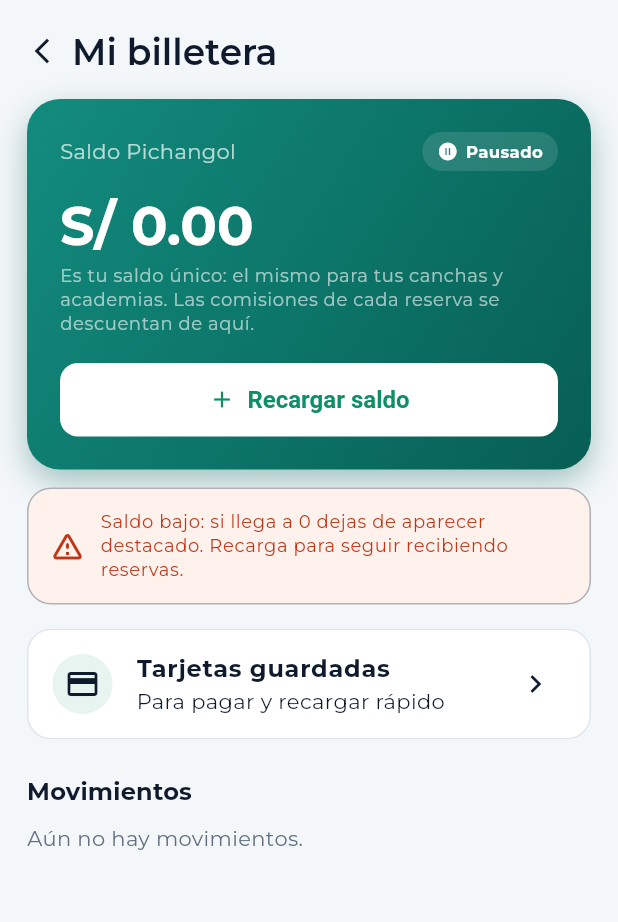
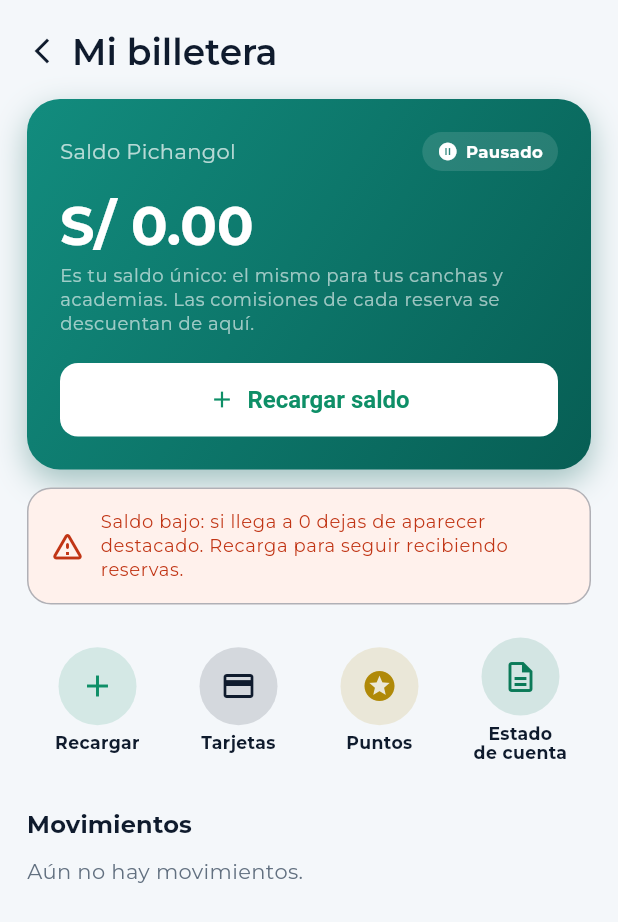
Before and after one commit to dcalagua/canchas-app-lima, a Flutter app: the CuentaScreen screen opened directly, on a phone screen of 412 x 824 dp. Shown: the top 922 px of the screen. Run offline on Flutter 3.47's test engine with Material 3 defaults, Android fonts, the phone set to English and light mode, and no system bars; our stand-ins replace app_links, audioplayers, cached_network_image, file_picker, firebase_core, firebase_messaging and 20 more; missing offline and left inert: android_intent_plus, flutter_callkit_incoming, flutter_webrtc, google_mlkit_text_recognition, record; accounts and stored records are empty.

Commit message:
Billetera fase 1: cara de billetera digital (estilo Yape/Deuna)
Aprobado por el director (vision: billetera cerrada con experiencia de
billetera digital; promos y recargas QR en fases siguientes):

- Fila de ACCIONES RAPIDAS bajo la tarjeta de saldo: Recargar /
  Tarjetas / Puntos (con insignia del saldo de puntos) / Estado de
  cuenta - botones circulares con burbuja de color, como Yape.
- Los PUNTOS viven tambien en la billetera (saldo y puntos en una sola
  casa; abre Mis puntos).
- Notificacion del sistema 'Recarga acreditada ✅ +S/ X · nuevo saldo'
  al recargar (comprobante inmediato tipo billetera digital), ademas
  del snackbar.
- La tarjeta heroe de saldo y los movimientos agrupados por dia quedan
  igual (ya eran wallet-like); se quita el ListTile suelto de tarjetas
  y el link chico de estado de cuenta (ahora son acciones).

Co-Authored-By: Claude <noreply@anthropic.com>

```diff
--- a/lib/screens/cuenta_screen.dart
+++ b/lib/screens/cuenta_screen.dart
@@ -6,9 +6,11 @@ import 'package:printing/printing.dart';
 import '../models/models.dart';
 import '../services/pagos_service.dart';
 import '../services/payments_service.dart';
+import '../services/recordatorio_service.dart';
 import '../state/app_state.dart';
 import '../theme.dart';
 import 'metodos_pago_screen.dart';
+import 'mis_puntos_screen.dart';
 import 'pago_sheet.dart';
 import 'recargar_saldo_screen.dart';
 import '../utils/moneda.dart';
@@ -130,45 +132,52 @@ class _CuentaScreenState extends State<CuentaScreen> {
                 );
               }),
               const SizedBox(height: 16),
-              // Tarjetas guardadas (Culqi One-Click): parte de la billetera única.
-              Material(
-                color: Theme.of(context).colorScheme.surface,
-                borderRadius: BorderRadius.circular(16),
-                child: ListTile(
-                  shape: RoundedRectangleBorder(
-                      borderRadius: BorderRadius.circular(16),
-                      side: BorderSide(color: trazo)),
-                  leading: const CircleAvatar(
-                      backgroundColor: limaSuave,
-                      child: Icon(Icons.credit_card, color: bosque)),
-                  title: const Text('Tarjetas guardadas',
-                      style: TextStyle(fontWeight: FontWeight.w700)),
-                  subtitle: const Text('Para pagar y recargar rápido'),
-                  trailing: const Icon(Icons.chevron_right),
-                  onTap: () => Navigator.of(context).push(MaterialPageRoute(
-                      builder: (_) => const MetodosPagoScreen())),
-                ),
+              // ACCIONES RÁPIDAS estilo billetera digital (Yape/Deuna): todo
+              // lo de la billetera a un tap, en fila de botones circulares.
+              Row(
+                children: [
+                  _AccionBilletera(
+                    icono: Icons.add,
+                    etiqueta: 'Recargar',
+                    color: lima,
+                    onTap: () => _abrirRecarga(context),
+                  ),
+                  _AccionBilletera(
+                    icono: Icons.credit_card,
+                    etiqueta: 'Tarjetas',
+                    color: bosque,
+                    onTap: () => Navigator.of(context).push(MaterialPageRoute(
+                        builder: (_) => const MetodosPagoScreen())),
+                  ),
+                  _AccionBilletera(
+                    icono: Icons.stars,
+                    etiqueta: 'Puntos',
+                    color: const Color(0xFFB08908),
+                    insignia: appState.misPuntosDisponibles,
+                    onTap: () => Navigator.of(context).push(MaterialPageRoute(
+                        builder: (_) => const MisPuntosScreen())),
+                  ),
+                  _AccionBilletera(
+                    icono: Icons.description_outlined,
+                    etiqueta: 'Estado\nde cuenta',
+                    color: teal,
+                    onTap: () {
+                      if (appState.movimientos.isEmpty) {
+                        ScaffoldMessenger.of(context).showSnackBar(
+                            const SnackBar(
+                                content: Text('Aún no hay movimientos.')));
+                        return;
+                      }
+                      _abrirEstadoCuenta(
+                          context, appState.monedaSaldoSimbolo);
+                    },
+                  ),
+                ],
               ),
               const SizedBox(height: 22),
-              Row(
-                children: [
-                  Expanded(
-                    child: Text('Movimientos',
-                        style: t.titleMedium
-                            ?.copyWith(fontWeight: FontWeight.w700)),
-                  ),
-                  if (appState.movimientos.isNotEmpty)
-                    TextButton.icon(
-                      onPressed: () => _abrirEstadoCuenta(
-                          context, appState.monedaSaldoSimbolo),
-                      icon: const Icon(Icons.download_outlined,
-                          size: 18, color: bosque),
-                      label: const Text('Estado de cuenta',
-                          style: TextStyle(
-                              color: bosque, fontWeight: FontWeight.w700)),
-                    ),
-                ],
-              ),
+              Text('Movimientos',
+                  style:
+                      t.titleMedium?.copyWith(fontWeight: FontWeight.w700)),
               const SizedBox(height: 10),
               if (appState.movimientos.isEmpty)
                 Text('Aún no hay movimientos.',
@@ -215,6 +224,15 @@ class _CuentaScreenState extends State<CuentaScreen> {
           MaterialPageRoute(builder: (_) => const RecargarSaldoScreen()));
       if (monto != null && monto > 0) {
         appState.recargar(monto); // refleja el saldo en la UI (autoritativo: backend)
+        // Notificación tipo billetera digital ("¡Yapeaste!"): comprobante
+        // inmediato en la bandeja del sistema, además del snackbar.
+        RecordatorioService.mostrarAhora(
+          clave: 'recarga_${DateTime.now().millisecondsSinceEpoch}',
+          titulo: 'Recarga acreditada ✅',
+          cuerpo:
+              '+${appState.monedaSaldoSimbolo} $monto a tu saldo Pichangol. '
+              'Nuevo saldo: ${appState.monedaSaldoSimbolo} ${appState.saldoClub}.',
+        );
         if (!context.mounted) return;
         ScaffoldMessenger.of(context).showSnackBar(SnackBar(
           backgroundColor: pino,
@@ -247,6 +265,83 @@ class _CuentaScreenState extends State<CuentaScreen> {
             );
           }
         },
+      ),
+    );
+  }
+}
+
+/// Botón circular de acción rápida de la billetera (estilo Yape/Deuna):
+/// ícono en burbuja de color + etiqueta abajo; [insignia] > 0 muestra el
+/// contador (p. ej. puntos disponibles).
+class _AccionBilletera extends StatelessWidget {
+  final IconData icono;
+  final String etiqueta;
+  final Color color;
+  final int insignia;
+  final VoidCallback onTap;
+  const _AccionBilletera({
+    required this.icono,
+    required this.etiqueta,
+    required this.color,
+    required this.onTap,
+    this.insignia = 0,
+  });
+
+  @override
+  Widget build(BuildContext context) {
+    return Expanded(
+      child: InkWell(
+        onTap: onTap,
+        borderRadius: BorderRadius.circular(16),
+        child: Padding(
+          padding: const EdgeInsets.symmetric(vertical: 6),
+          child: Column(
+            children: [
+              Stack(
+                clipBehavior: Clip.none,
+                children: [
+                  Container(
+                    width: 52,
+                    height: 52,
+                    decoration: BoxDecoration(
+                      color: color.withOpacity(0.14),
+                      shape: BoxShape.circle,
+                    ),
+                    child: Icon(icono, color: color, size: 24),
+                  ),
+                  if (insignia > 0)
+                    Positioned(
+                      right: -6,
+                      top: -4,
+                      child: Container(
+                        padding: const EdgeInsets.symmetric(
+                            horizontal: 6, vertical: 2),
+                        decoration: BoxDecoration(
+                          color: color,
+                          borderRadius: BorderRadius.circular(999),
+                          border:
+                              Border.all(color: Colors.white, width: 1.5),
+                        ),
+                        child: Text(
+                            insignia > 999 ? '999+' : '$insignia',
+                            style: const TextStyle(
+                                color: Colors.white,
+                                fontSize: 10,
+                                fontWeight: FontWeight.w800)),
+                      ),
+                    ),
+                ],
+              ),
+              const SizedBox(height: 6),
+              Text(etiqueta,
+                  textAlign: TextAlign.center,
+                  style: const TextStyle(
+                      fontSize: 11.5,
+                      fontWeight: FontWeight.w700,
+                      height: 1.1)),
+            ],
+          ),
+        ),
       ),
     );
   }
```
